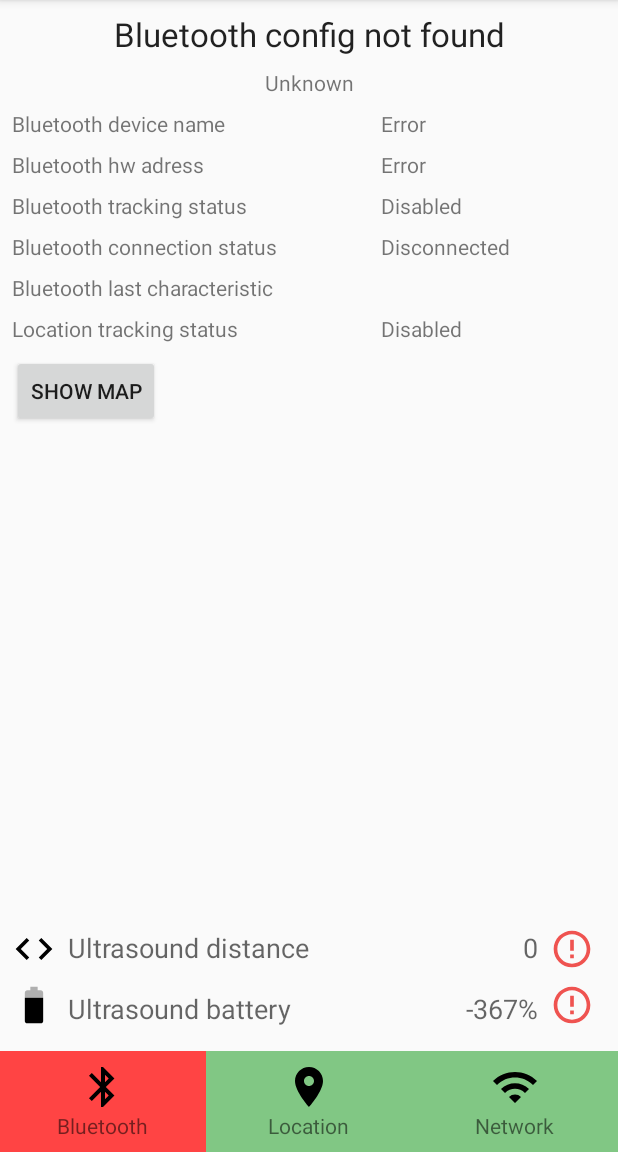
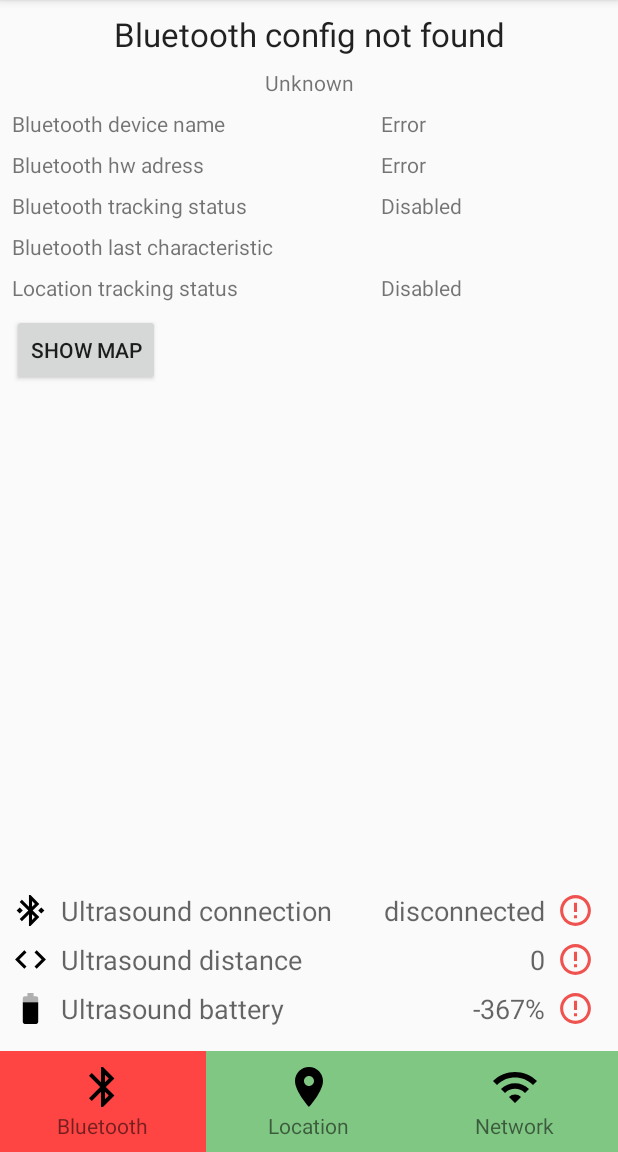
Before and after one commit to stofanakmartin/ForkMonitor, an Android app: the screen it shows after launch (MainActivity1), on a phone screen of 412 x 824 dp, the part 84-1236 px from its top. Run offline under Robolectric (Android 15) with nearby library versions, the phone set to English and light mode, and no system bars; our stand-ins replace ButterKnife, EventBus, Timber; 4 statements that could not run were skipped.

Commit message:
OKhttp logs to timber, ultrasound connection icon status

```diff
--- a/app/src/main/java/com/example/vmec/forkmonitor/activity/MainActivity1.java
+++ b/app/src/main/java/com/example/vmec/forkmonitor/activity/MainActivity1.java
@@ -81,7 +81,8 @@ public class MainActivity1 extends AppCompatActivity {
 
     @BindView(R.id.txt_bluetooth_tracking_status) TextView mBluetoothTrackingStatusView;
     @BindView(R.id.txt_location_tracking_status) TextView mLocationTrackingStatusView;
-    @BindView(R.id.txt_bluetooth_connection_status) TextView mBluetoothConnectionStatus;
+    @BindView(R.id.txt_ultrasound_connection_status) TextView mUltrasoundConnectionStatus;
+    @BindView(R.id.img_ultrasound_connection_status) ImageView mUltrasoundConnectionStatusIcon;
     @BindView(R.id.txt_bluetooth_last_characteristic_msg) TextView mBluetoothLastCharacteristicMsgView;
     @BindView(R.id.txt_bluetooth_device_name) TextView mBluetoothDeviceNameView;
     @BindView(R.id.txt_bluetooth_hw_address) TextView mBluetoothHwAddressView;
@@ -283,12 +284,6 @@ public class MainActivity1 extends AppCompatActivity {
 
         mBluetoothLastCharacteristicMsgView.setText(lastCharacteristicMsg);
 
-        if(mIsBluetoothDeviceConnectedPreference.get()) {
-            mBluetoothConnectionStatus.setText(R.string.bluetooth_status_connected);
-        } else {
-            mBluetoothConnectionStatus.setText(R.string.bluetooth_status_disconnected);
-        }
-
         if(TextUtils.isEmpty(mBleNamePreference.get())) {
             mBluetoothDeviceNameView.setText(R.string.error);
         } else {
@@ -307,6 +302,7 @@ public class MainActivity1 extends AppCompatActivity {
         setTruckStateTextToView(truckStatus, mTruckStatusView);
         setTruckStateTextToView(truckLoadedState, mTruckLoadedStateView);
 
+        updateUltrasoundConnectionStatusUI();
         updateBatteryUI();
         updateUltrasoundUI();
 
@@ -362,6 +358,15 @@ public class MainActivity1 extends AppCompatActivity {
         }
     }
 
+    private void updateUltrasoundConnectionStatusUI() {
+        if(mIsBluetoothDeviceConnectedPreference.get()) {
+            mUltrasoundConnectionStatus.setText(R.string.bluetooth_status_connected);
+        } else {
+            mUltrasoundConnectionStatus.setText(R.string.bluetooth_status_disconnected);
+        }
+        setStatusIcon(mUltrasoundConnectionStatusIcon, mIsBluetoothDeviceConnectedPreference.get());
+    }
+
     private void updateBatteryUI() {
         final int batteryValue = mBleBatteryLevelPreference.get();
         int ultrasoundBatteryPercentage = Constants.BATTERY_VALUE_UNKWOWN;
@@ -405,4 +410,17 @@ public class MainActivity1 extends AppCompatActivity {
             mUltrasoundStatusView.setImageDrawable(statusDrawable);
         }
     }
+
+    private void setStatusIcon(final ImageView view, final boolean isOk) {
+        Drawable statusDrawable;
+        if(isOk) {
+            statusDrawable = getResources().getDrawable(R.drawable.ic_baseline_check);
+            DrawableCompat.setTint(statusDrawable, ContextCompat.getColor(this, R.color.status_ok));
+            view.setImageDrawable(statusDrawable);
+        } else {
+            statusDrawable = getResources().getDrawable(R.drawable.ic_baseline_error_outline);
+            DrawableCompat.setTint(statusDrawable, ContextCompat.getColor(this, R.color.status_not_ok));
+            view.setImageDrawable(statusDrawable);
+        }
+    }
 }
--- a/app/src/main/java/com/example/vmec/forkmonitor/data/remote/RetrofitClient.java
+++ b/app/src/main/java/com/example/vmec/forkmonitor/data/remote/RetrofitClient.java
@@ -3,10 +3,12 @@ package com.example.vmec.forkmonitor.data.remote;
 import java.util.concurrent.TimeUnit;
 
 import okhttp3.OkHttpClient;
-//import okhttp3.logging.HttpLoggingInterceptor;
 import okhttp3.logging.HttpLoggingInterceptor;
 import retrofit2.Retrofit;
 import retrofit2.converter.gson.GsonConverterFactory;
+import timber.log.Timber;
+
+//import okhttp3.logging.HttpLoggingInterceptor;
 
 public class RetrofitClient {
     /*
@@ -40,10 +42,15 @@ public class RetrofitClient {
 */
 public static Retrofit getClient(String baseUrl){
 
-    HttpLoggingInterceptor interceptor = new HttpLoggingInterceptor();
-    interceptor.setLevel(HttpLoggingInterceptor.Level.BODY);
+    HttpLoggingInterceptor logging = new HttpLoggingInterceptor(new HttpLoggingInterceptor.Logger() {
+        @Override public void log(String message) {
+            Timber.tag("OkHttp").d(message);
+        }
+    });
+    logging.setLevel(HttpLoggingInterceptor.Level.BODY);
+
     OkHttpClient client = new OkHttpClient.Builder()
-            .addInterceptor(interceptor)
+            .addInterceptor(logging)
             .readTimeout(5, TimeUnit.SECONDS)
             .connectTimeout(5, TimeUnit.SECONDS)
             .writeTimeout(5, TimeUnit.SECONDS)
--- /dev/null
+++ b/app/src/main/res/drawable/ic_baseline_bluetooth_connected.xml
@@ -0,0 +1,4 @@
+<vector android:height="32dp" android:viewportHeight="24"
+    android:viewportWidth="24" android:width="32dp" xmlns:android="http://schemas.android.com/apk/res/android">
+    <path android:fillColor="#FF000000" android:pathData="M7,12l-2,-2 -2,2 2,2 2,-2zM17.71,7.71L12,2h-1v7.59L6.41,5 5,6.41 10.59,12 5,17.59 6.41,19 11,14.41L11,22h1l5.71,-5.71 -4.3,-4.29 4.3,-4.29zM13,5.83l1.88,1.88L13,9.59L13,5.83zM14.88,16.29L13,18.17v-3.76l1.88,1.88zM19,10l-2,2 2,2 2,-2 -2,-2z"/>
+</vector>
--- a/app/src/main/res/layout/activity_main_1.xml
+++ b/app/src/main/res/layout/activity_main_1.xml
@@ -7,24 +7,28 @@
     >
 
     <TextView
-        android:id="@+id/txt_label_bluetooth_connection_status"
+        android:id="@+id/txt_ultrasound_connection_status"
         android:layout_width="wrap_content"
         android:layout_height="wrap_content"
-        android:layout_marginStart="8dp"
-        android:layout_marginTop="8dp"
-        android:text="Bluetooth connection status"
-        app:layout_constraintStart_toStartOf="parent"
-        app:layout_constraintTop_toBottomOf="@+id/textView2"
+        android:layout_marginBottom="8dp"
+        android:layout_marginEnd="8dp"
+        android:textAppearance="@style/TextAppearance.AppCompat.Medium"
+        app:layout_constraintBottom_toTopOf="@+id/txt_ultrasound_value"
+        app:layout_constraintEnd_toStartOf="@+id/img_ultrasound_connection_status"
+        tools:text="@string/bluetooth_status_connected"
         />
 
-    <TextView
-        android:id="@+id/txt_bluetooth_connection_status"
-        android:layout_width="150dp"
-        android:layout_height="wrap_content"
-        android:layout_marginEnd="8dp"
-        android:layout_marginTop="8dp"
-        app:layout_constraintEnd_toEndOf="parent"
-        app:layout_constraintTop_toBottomOf="@+id/txt_bluetooth_tracking_status"
+    <ImageView
+        android:id="@+id/imageView3"
+        android:layout_width="0dp"
+        android:layout_height="0dp"
+        android:layout_marginStart="8dp"
+        app:layout_constraintBottom_toBottomOf="@+id/textView8"
+        app:layout_constraintDimensionRatio="1:1"
+        app:layout_constraintEnd_toStartOf="@+id/textView8"
+        app:layout_constraintStart_toStartOf="parent"
+        app:layout_constraintTop_toTopOf="@+id/textView8"
+        app:srcCompat="@drawable/ic_baseline_bluetooth_connected"
         />
 
     <TextView
@@ -46,7 +50,7 @@
         android:layout_marginTop="8dp"
         android:text="Bluetooth last characteristic"
         app:layout_constraintStart_toStartOf="parent"
-        app:layout_constraintTop_toBottomOf="@+id/txt_label_bluetooth_connection_status"
+        app:layout_constraintTop_toBottomOf="@+id/textView2"
         />
 
     <TextView
@@ -67,7 +71,7 @@
         android:layout_marginEnd="8dp"
         android:layout_marginTop="8dp"
         app:layout_constraintEnd_toEndOf="parent"
-        app:layout_constraintTop_toBottomOf="@+id/txt_bluetooth_connection_status"
+        app:layout_constraintTop_toBottomOf="@+id/txt_bluetooth_tracking_status"
         />
 
     <TextView
@@ -241,8 +245,8 @@
             android:layout_height="wrap_content"
             android:layout_weight="1"
             android:gravity="center"
+            android:orientation="vertical"
             android:padding="8dp"
-            android:orientation="vertical"
             app:layout_constraintBottom_toBottomOf="parent"
             app:layout_constraintEnd_toStartOf="@+id/view_network_status"
             app:layout_constraintHorizontal_weight="1"
@@ -267,10 +271,10 @@
             android:id="@+id/view_network_status"
             android:layout_width="0dp"
             android:layout_height="wrap_content"
-            android:padding="8dp"
             android:layout_weight="1"
             android:gravity="center"
             android:orientation="vertical"
+            android:padding="8dp"
             app:layout_constraintBottom_toBottomOf="parent"
             app:layout_constraintEnd_toEndOf="parent"
             app:layout_constraintHorizontal_weight="1"
@@ -293,12 +297,14 @@
 
     <ImageView
         android:id="@+id/imageView5"
-        android:layout_width="29dp"
-        android:layout_height="29dp"
-        android:layout_marginBottom="16dp"
+        android:layout_width="0dp"
+        android:layout_height="0dp"
         android:layout_marginStart="8dp"
-        app:layout_constraintBottom_toTopOf="@+id/linearLayout10"
+        android:adjustViewBounds="false"
+        app:layout_constraintBottom_toBottomOf="@+id/textView7"
+        app:layout_constraintDimensionRatio="1:1"
         app:layout_constraintStart_toStartOf="parent"
+        app:layout_constraintTop_toTopOf="@+id/textView7"
         app:srcCompat="@drawable/ic_baseline_battery_90"
         />
 
@@ -318,7 +324,19 @@
         android:id="@+id/textView8"
         android:layout_width="wrap_content"
         android:layout_height="wrap_content"
-        android:layout_marginBottom="16dp"
+        android:layout_marginBottom="8dp"
+        android:layout_marginStart="8dp"
+        android:text="@string/ultrasound_connection_status"
+        android:textAppearance="@style/TextAppearance.AppCompat.Medium"
+        app:layout_constraintBottom_toTopOf="@+id/textView6"
+        app:layout_constraintStart_toEndOf="@+id/imageView3"
+        />
+
+    <TextView
+        android:id="@+id/textView6"
+        android:layout_width="wrap_content"
+        android:layout_height="wrap_content"
+        android:layout_marginBottom="8dp"
         android:layout_marginStart="8dp"
         android:text="@string/ultrasound_distance"
         android:textAppearance="@style/TextAppearance.AppCompat.Medium"
@@ -340,12 +358,13 @@
 
     <ImageView
         android:id="@+id/img_arduino_battery_status"
-        android:layout_width="29dp"
-        android:layout_height="29dp"
-        android:layout_marginBottom="16dp"
+        android:layout_width="0dp"
+        android:layout_height="0dp"
         android:layout_marginEnd="16dp"
-        app:layout_constraintBottom_toTopOf="@+id/linearLayout10"
+        app:layout_constraintBottom_toBottomOf="@+id/txt_arduino_battery_level"
+        app:layout_constraintDimensionRatio="1:1"
         app:layout_constraintEnd_toEndOf="parent"
+        app:layout_constraintTop_toTopOf="@+id/txt_arduino_battery_level"
         app:srcCompat="@drawable/ic_baseline_check"
         tools:src="@drawable/ic_baseline_check"
         tools:tint="@color/status_ok"
@@ -353,12 +372,14 @@
 
     <ImageView
         android:id="@+id/imageView2"
-        android:layout_width="29dp"
-        android:layout_height="29dp"
-        android:layout_marginBottom="8dp"
+        android:layout_width="0dp"
+        android:layout_height="0dp"
         android:layout_marginStart="8dp"
-        app:layout_constraintBottom_toTopOf="@+id/imageView5"
+        app:layout_constraintBottom_toBottomOf="@+id/textView6"
+        app:layout_constraintDimensionRatio="1:1"
         app:layout_constraintStart_toStartOf="parent"
+        app:layout_constraintTop_toTopOf="@+id/textView6"
+        app:layout_constraintVertical_bias="0.0"
         app:srcCompat="@drawable/ic_baseline_code"
         />
 
@@ -366,7 +387,7 @@
         android:id="@+id/txt_ultrasound_value"
         android:layout_width="wrap_content"
         android:layout_height="wrap_content"
-        android:layout_marginBottom="16dp"
+        android:layout_marginBottom="8dp"
         android:layout_marginEnd="8dp"
         android:textAppearance="@style/TextAppearance.AppCompat.Medium"
         app:layout_constraintBottom_toTopOf="@+id/txt_arduino_battery_level"
@@ -376,12 +397,26 @@
 
     <ImageView
         android:id="@+id/img_ultrasound_status"
-        android:layout_width="29dp"
-        android:layout_height="29dp"
-        android:layout_marginBottom="8dp"
+        android:layout_width="0dp"
+        android:layout_height="0dp"
         android:layout_marginEnd="16dp"
-        app:layout_constraintBottom_toTopOf="@+id/img_arduino_battery_status"
+        app:layout_constraintBottom_toBottomOf="@+id/txt_ultrasound_value"
+        app:layout_constraintDimensionRatio="1:1"
         app:layout_constraintEnd_toEndOf="parent"
+        app:layout_constraintTop_toTopOf="@+id/txt_ultrasound_value"
+        app:layout_constraintVertical_bias="0.0"
+        app:srcCompat="@drawable/ic_baseline_check"
+        />
+
+    <ImageView
+        android:id="@+id/img_ultrasound_connection_status"
+        android:layout_width="0dp"
+        android:layout_height="0dp"
+        android:layout_marginEnd="16dp"
+        app:layout_constraintBottom_toBottomOf="@+id/txt_ultrasound_connection_status"
+        app:layout_constraintDimensionRatio="1:1"
+        app:layout_constraintEnd_toEndOf="parent"
+        app:layout_constraintTop_toTopOf="@+id/txt_ultrasound_connection_status"
         app:srcCompat="@drawable/ic_baseline_check"
         />
 
--- a/app/src/main/res/values/strings.xml
+++ b/app/src/main/res/values/strings.xml
@@ -5,8 +5,8 @@
 
     <string name="main_btn_tracking_enable">Enable tracking</string>
     <string name="main_btn_tracking_disable">Disable tracking</string>
-    <string name="bluetooth_status_connected">Connected</string>
-    <string name="bluetooth_status_disconnected">Disconnected</string>
+    <string name="bluetooth_status_connected">connected</string>
+    <string name="bluetooth_status_disconnected">disconnected</string>
     <string name="truck_status_loaded">Loaded</string>
     <string name="truck_status_unloaded">Unloaded</string>
     <string name="truck_status_unknown">Unknown</string>
@@ -35,5 +35,6 @@
     <string name="bluetooth">Bluetooth</string>
     <string name="arduino_battery_level">Ultrasound battery</string>
     <string name="ultrasound_distance">Ultrasound distance</string>
+    <string name="ultrasound_connection_status">Ultrasound connection</string>
 
 </resources>
```
Also changed, not shown: 2 other files.
